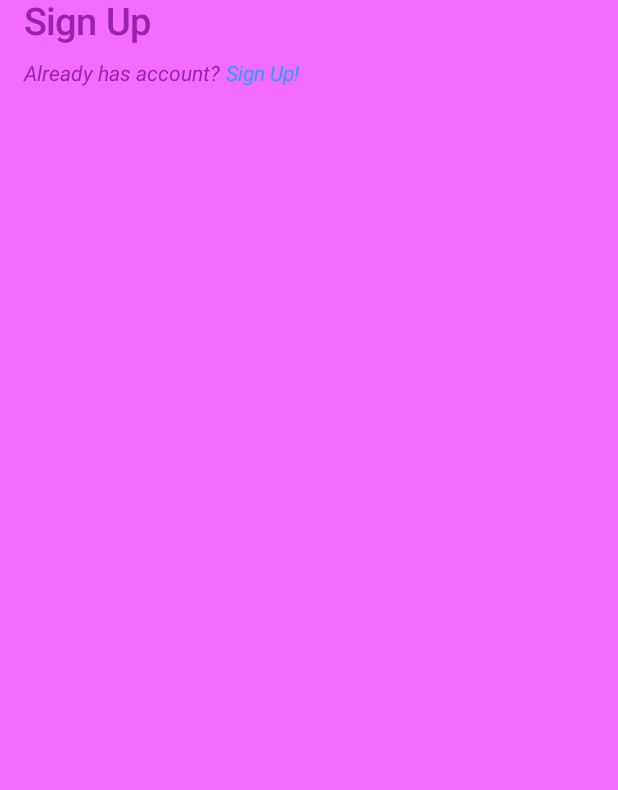
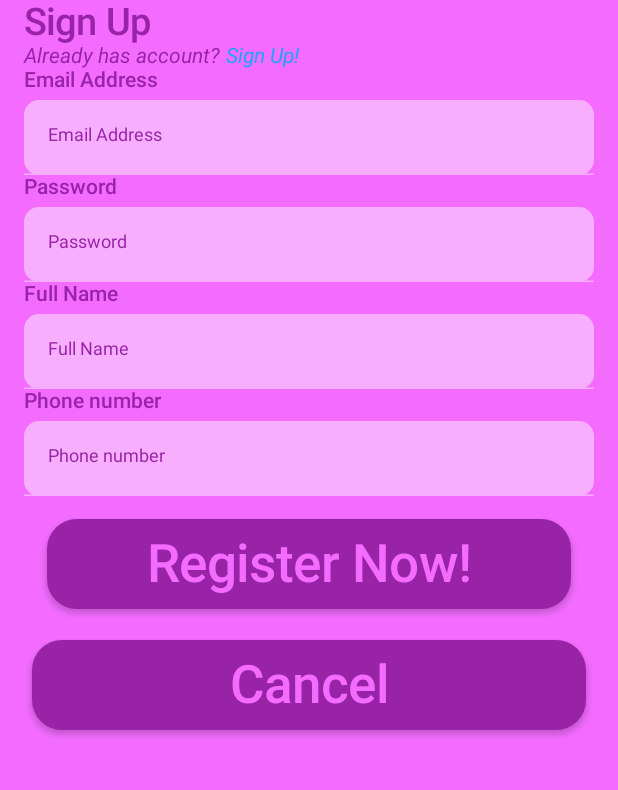
Before and after one commit to Vexrina/MAD_WS_P, an Android app built with Jetpack Compose: the screen it shows after launch (MainActivity), after a tap on "Sign In!", on a phone screen of 412 x 824 dp, the part 446-1236 px from its top. Run offline under Robolectric (Android 15) with nearby library versions, the phone set to English and light mode, and no system bars; our stand-ins replace Dagger/Hilt's generated code, accompanist, livedata-compose.

Commit message:
Finish sign in/up screen

```diff
--- /dev/null
+++ b/shushufood/app/src/main/java/com/example/shushufood/ui/components/TextInputForSignUp.kt
@@ -0,0 +1,44 @@
+package com.example.shushufood.ui.components
+
+import android.view.textservice.TextInfo
+import androidx.compose.foundation.layout.Column
+import androidx.compose.foundation.layout.fillMaxWidth
+import androidx.compose.foundation.layout.height
+import androidx.compose.foundation.layout.padding
+import androidx.compose.material.Text
+import androidx.compose.runtime.Composable
+import androidx.compose.ui.Modifier
+import androidx.compose.ui.res.stringResource
+import androidx.compose.ui.text.font.FontWeight
+import androidx.compose.ui.unit.dp
+import com.example.shushufood.R
+import com.example.shushufood.ui.theme.AppTheme
+
+@Composable
+fun TextInputForSignUp(
+    modifier: Modifier = Modifier,
+    header: String,
+    textFieldValue: String,
+    secureText: Boolean = false,
+    enabled: Boolean = true,
+    onTextFieldChange: (String) -> Unit
+){
+    Column(modifier = modifier)
+    {   Text(
+        text = header,
+        color = AppTheme.colors.primaryTextColor,
+        fontWeight = FontWeight.Medium
+    )
+        DTextField(
+            enabled = enabled,
+            modifier = Modifier
+                .padding(top = 5.dp)
+                .fillMaxWidth()
+                .height(50.dp),
+            value = textFieldValue,
+            onValueChange = onTextFieldChange,
+            placeholder = header,
+            secureText = secureText
+        )
+    }
+}
--- a/shushufood/app/src/main/java/com/example/shushufood/ui/screens/login/LoginScreen.kt
+++ b/shushufood/app/src/main/java/com/example/shushufood/ui/screens/login/LoginScreen.kt
@@ -1,14 +1,10 @@
 package com.example.shushufood.ui.screens.login
 
-import android.widget.Space
 import androidx.compose.foundation.Image
 import androidx.compose.foundation.background
 import androidx.compose.foundation.clickable
 import androidx.compose.foundation.layout.*
 import androidx.compose.foundation.lazy.LazyColumn
-import androidx.compose.foundation.shape.RoundedCornerShape
-import androidx.compose.material.Button
-import androidx.compose.material.ButtonDefaults
 import androidx.compose.runtime.*
 import androidx.compose.runtime.livedata.observeAsState
 import androidx.compose.ui.Modifier
@@ -33,7 +29,6 @@ import com.example.shushufood.ui.screens.login.views.ForgotView
 import com.example.shushufood.ui.screens.login.views.SignInView
 import com.example.shushufood.ui.screens.login.views.SignUpView
 import com.example.shushufood.ui.theme.AppTheme
-import com.example.shushufood.ui.theme.AppTheme.colors
 import androidx.compose.material.Text as Text
 
 
@@ -82,7 +77,7 @@ fun LoginScreen(
                     )
                 }
             item{
-                Row(modifier = Modifier.padding(top = 12.dp)){
+                Row(modifier = Modifier.padding(top = 0.dp)){
                     Text(
                         text = when (loginSubState) {
                             LoginSubState.SignIn -> stringResource(id = R.string.sign_in_subtitle)
@@ -135,7 +130,27 @@ fun LoginScreen(
                             loginViewModel.obtainEvent(LoginEvent.LoginClicked)
                         },
                     )
-                    LoginSubState.SignUp -> SignUpView()
+                    LoginSubState.SignUp -> SignUpView(
+                        viewState = this@with,
+                        onEmailFieldChange = {
+                            loginViewModel.obtainEvent(LoginEvent.EmailChanged(it))
+                        },
+                        onPasswordFieldChange = {
+                            loginViewModel.obtainEvent(LoginEvent.PasswordChanged(it))
+                        },
+                        onFullNameFieldChange =  {
+                            loginViewModel.obtainEvent(LoginEvent.FullNameChanged(it))
+                        },
+                        onPhoneNumberFieldChange =  {
+                            loginViewModel.obtainEvent(LoginEvent.PhoneNumberChanged(it))
+                        },
+                        onRegisterClick = {
+                            loginViewModel.obtainEvent(LoginEvent.LoginClicked)
+                        },
+                        onCancelClicked = {
+                            loginViewModel.obtainEvent(LoginEvent.LoginClicked)
+                        },
+                    )
                     LoginSubState.Forgot -> ForgotView()
                 }
             }
--- a/shushufood/app/src/main/java/com/example/shushufood/ui/screens/login/LoginViewModel.kt
+++ b/shushufood/app/src/main/java/com/example/shushufood/ui/screens/login/LoginViewModel.kt
@@ -30,6 +30,8 @@ class LoginViewModel @Inject constructor(): ViewModel(), EventHandler<LoginEvent
             is LoginEvent.ForgetClicked -> forgetClicked()
             is LoginEvent.CheckboxClicked -> checkboxClicked(event.value)
             is LoginEvent.LoginClicked -> loginClicked()
+            is LoginEvent.FullNameChanged -> fullNameChanged(event.value)
+            is LoginEvent.PhoneNumberChanged -> phoneChanged(event.value)
         }
     }
 
@@ -39,6 +41,12 @@ class LoginViewModel @Inject constructor(): ViewModel(), EventHandler<LoginEvent
             LoginSubState.SignUp -> _viewState.postValue(_viewState.value?.copy(loginSubState = LoginSubState.SignIn))
         }
 
+    }
+    private fun fullNameChanged(value: String){
+        _viewState.postValue(_viewState.value?.copy(fullNameValue = value))
+    }
+    private fun phoneChanged(value: String){
+        _viewState.postValue(_viewState.value?.copy(phoneNumberValue = value))
     }
     private fun emailChanged(value: String){
         _viewState.postValue(_viewState.value?.copy(emailValue = value))
--- a/shushufood/app/src/main/java/com/example/shushufood/ui/screens/login/models/LoginEvent.kt
+++ b/shushufood/app/src/main/java/com/example/shushufood/ui/screens/login/models/LoginEvent.kt
@@ -7,4 +7,6 @@ sealed class LoginEvent {
     data class CheckboxClicked(val value: Boolean) : LoginEvent()
     data class EmailChanged(val value: String) : LoginEvent()
     data class PasswordChanged(val value: String) : LoginEvent()
+    data class PhoneNumberChanged(val value: String) : LoginEvent()
+    data class FullNameChanged(val value: String) : LoginEvent()
 }
--- a/shushufood/app/src/main/java/com/example/shushufood/ui/screens/login/models/LoginViewState.kt
+++ b/shushufood/app/src/main/java/com/example/shushufood/ui/screens/login/models/LoginViewState.kt
@@ -17,5 +17,6 @@ data class LoginViewState (
     val fullNameValue: String = "",
     val rememberMeChecked: Boolean = false,
     val isProgress: Boolean = false,
-    val loginAction: LoginAction = LoginAction.None
+    val loginAction: LoginAction = LoginAction.None,
+    val phoneNumberValue: String = "",
 )
--- a/shushufood/app/src/main/java/com/example/shushufood/ui/screens/login/views/SignUpView.kt
+++ b/shushufood/app/src/main/java/com/example/shushufood/ui/screens/login/views/SignUpView.kt
@@ -1,8 +1,132 @@
 package com.example.shushufood.ui.screens.login.views
 
+import androidx.compose.foundation.clickable
+import androidx.compose.foundation.layout.*
+import androidx.compose.foundation.shape.RoundedCornerShape
+import androidx.compose.material.*
 import androidx.compose.runtime.Composable
+import androidx.compose.ui.Alignment
+import androidx.compose.ui.Modifier
+import androidx.compose.ui.res.stringResource
+import androidx.compose.ui.text.TextStyle
+import androidx.compose.ui.text.font.FontWeight
+import androidx.compose.ui.unit.dp
+import androidx.compose.ui.unit.sp
+import com.example.shushufood.R
+import com.example.shushufood.ui.components.TextInput
+import com.example.shushufood.ui.components.TextInputForSignUp
+import com.example.shushufood.ui.screens.login.models.LoginViewState
+import com.example.shushufood.ui.theme.AppTheme
 
 @Composable
-fun SignUpView(){
-
+fun SignUpView(
+    viewState: LoginViewState,
+    onEmailFieldChange: (String)->Unit,
+    onPasswordFieldChange: (String)->Unit,
+    onPhoneNumberFieldChange: (String)->Unit,
+    onFullNameFieldChange: (String)->Unit,
+    onCancelClicked: ()->Unit,
+    onRegisterClick: ()-> Unit
+){
+    Column(modifier = Modifier.fillMaxSize()){
+        TextInputForSignUp(
+            modifier = Modifier.padding(top = 0.dp),
+            header= stringResource(id = R.string.email_hint),
+            textFieldValue = viewState.emailValue,
+            enabled = !viewState.isProgress,
+            onTextFieldChange = {
+                if(!viewState.isProgress) onEmailFieldChange.invoke(it)
+            },
+        )
+        TextInputForSignUp(
+            modifier = Modifier.padding(top = 0.dp),
+            header= stringResource(id = R.string.password_hint),
+            textFieldValue = viewState.passwordValue,
+            onTextFieldChange ={
+                if(!viewState.isProgress) onPasswordFieldChange.invoke(it)
+            },
+            secureText = true,
+            enabled = !viewState.isProgress
+        )
+        TextInputForSignUp(
+            modifier = Modifier.padding(top = 0.dp),
+            header= stringResource(id = R.string.full_name_hint),
+            textFieldValue = viewState.fullNameValue,
+            onTextFieldChange ={
+                if(!viewState.isProgress) onFullNameFieldChange.invoke(it)
+            },
+            secureText = false,
+            enabled = !viewState.isProgress
+        )
+        TextInputForSignUp(
+            modifier = Modifier.padding(top = 0.dp),
+            header= stringResource(id = R.string.phone_number_hint),
+            textFieldValue = viewState.phoneNumberValue,
+            onTextFieldChange ={
+                if(!viewState.isProgress) onPhoneNumberFieldChange.invoke(it)
+            },
+            secureText = false,
+            enabled = !viewState.isProgress
+        )
+        Button(
+            modifier = Modifier
+                .padding(15.dp)
+                .fillMaxWidth()
+                .height(60.dp),
+            onClick = {
+                if(!viewState.isProgress)
+                    onRegisterClick.invoke()
+            },
+            shape = RoundedCornerShape(size = 20.dp),
+            colors = ButtonDefaults.buttonColors(
+                backgroundColor = AppTheme.colors.primaryTextColor
+            )
+        )
+        {
+            if (viewState.isProgress){
+                CircularProgressIndicator(
+                    strokeWidth = 2.dp,
+                    color = AppTheme.colors.actionTextColor
+                )
+            }
+            else {
+                Text(
+                    text = stringResource(id = R.string.action_register),
+                    fontWeight = FontWeight.Medium,
+                    color = AppTheme.colors.primaryBackground,
+                    style = TextStyle(fontSize = 35.sp)
+                )
+            }
+        }
+        Button(
+            modifier = Modifier
+                .padding(5.dp)
+                .fillMaxWidth()
+                .height(60.dp),
+            onClick = {
+                if(!viewState.isProgress)
+                    onCancelClicked.invoke()
+            },
+            shape = RoundedCornerShape(size = 20.dp),
+            colors = ButtonDefaults.buttonColors(
+                backgroundColor = AppTheme.colors.primaryTextColor
+            )
+        )
+        {
+            if (viewState.isProgress){
+                CircularProgressIndicator(
+                    strokeWidth = 2.dp,
+                    color = AppTheme.colors.actionTextColor
+                )
+            }
+            else {
+                Text(
+                    text = stringResource(id = R.string.action_cancel),
+                    fontWeight = FontWeight.Medium,
+                    color = AppTheme.colors.primaryBackground,
+                    style = TextStyle(fontSize = 35.sp)
+                )
+            }
+        }
+    }
 }
--- a/shushufood/app/src/main/res/values/strings.xml
+++ b/shushufood/app/src/main/res/values/strings.xml
@@ -13,4 +13,8 @@
     <string name="sign_in_forget">Forgot password?</string>
     <string name="remember_check_title">Remember me</string>
     <string name="action_login">Log In!</string>
+    <string name="phone_number_hint">Phone number</string>
+    <string name="full_name_hint">Full Name</string>
+    <string name="action_cancel">Cancel</string>
+    <string name="action_register">Register Now!</string>
 </resources>
```
